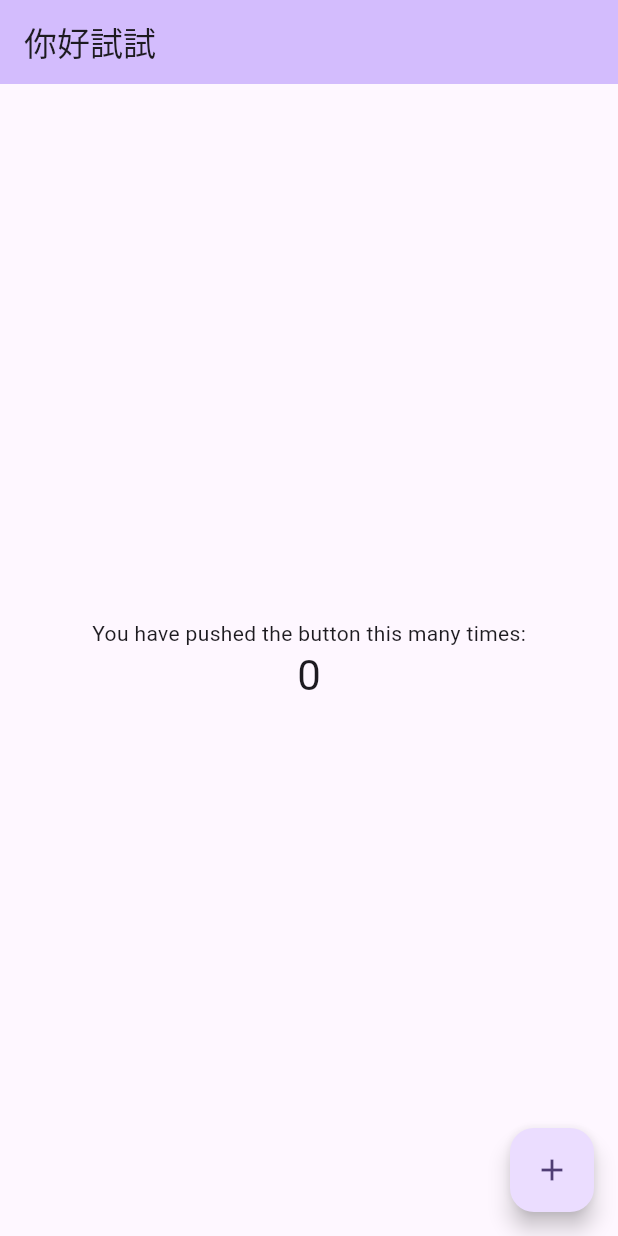
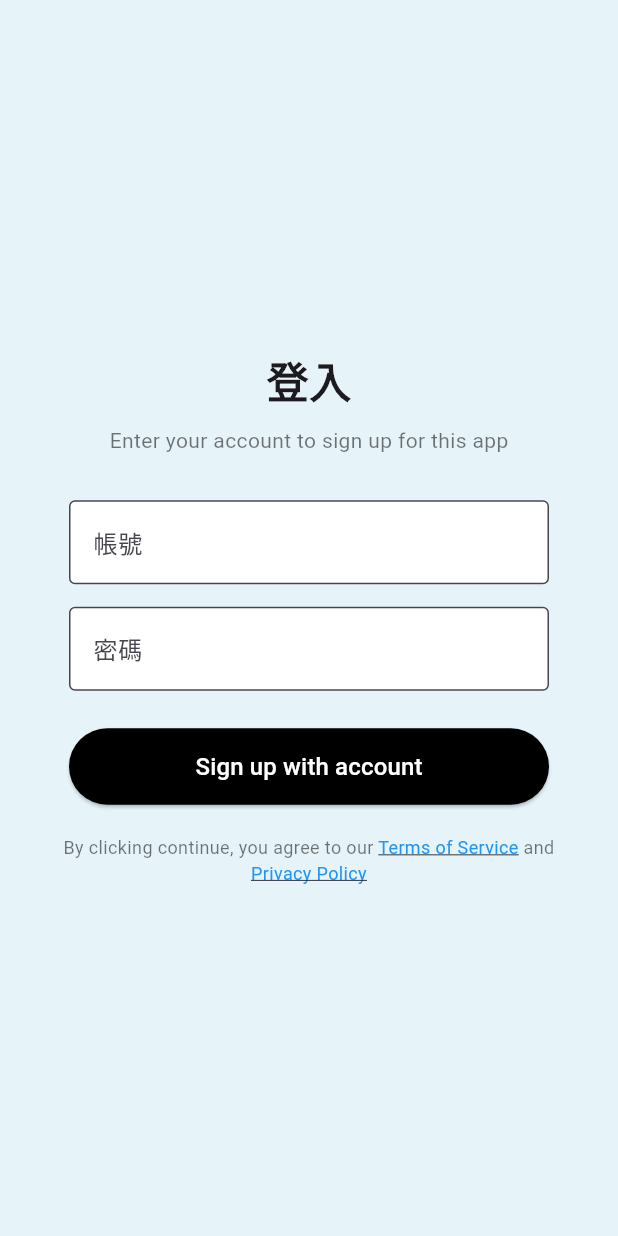
Before and after one commit to aihuaonce/chikawa_airport, a Flutter app: the screen it shows after launch, on a phone screen of 412 x 824 dp. Run offline on Flutter 3.47's test engine with Material 3 defaults, Android fonts, the phone set to English and light mode, and no system bars.

Commit message:
登入介面

```diff
--- /dev/null
+++ b/lib/login.dart
@@ -0,0 +1,111 @@
+import 'package:flutter/material.dart';
+
+class LoginPage extends StatelessWidget {
+  const LoginPage({super.key});
+
+  @override
+  Widget build(BuildContext context) {
+    return Scaffold(
+      backgroundColor: const Color(0xFFE6F4F9),
+      body: Center(
+        child: SingleChildScrollView(
+          // 保證小螢幕不會爆版
+          padding: const EdgeInsets.symmetric(horizontal: 40),
+          child: Column(
+            mainAxisAlignment: MainAxisAlignment.center,
+            crossAxisAlignment: CrossAxisAlignment.center,
+            children: [
+              const Text(
+                "登入",
+                style: TextStyle(fontSize: 28, fontWeight: FontWeight.bold),
+              ),
+              const SizedBox(height: 10),
+              const Text(
+                "Enter your account to sign up for this app",
+                style: TextStyle(fontSize: 14, color: Colors.black54),
+              ),
+              const SizedBox(height: 30),
+
+              Container(
+                width: 320,
+                child: const TextField(
+                  decoration: InputDecoration(
+                    labelText: "帳號",
+                    hintText: "account",
+                    border: OutlineInputBorder(),
+                    filled: true,
+                    fillColor: Colors.white,
+                  ),
+                ),
+              ),
+              const SizedBox(height: 15),
+
+              Container(
+                width: 320,
+                child: const TextField(
+                  obscureText: true,
+                  decoration: InputDecoration(
+                    labelText: "密碼",
+                    hintText: "password",
+                    border: OutlineInputBorder(),
+                    filled: true,
+                    fillColor: Colors.white,
+                  ),
+                ),
+              ),
+              const SizedBox(height: 25),
+
+              // 登入按鈕：將寬度調整為與輸入框相同
+              SizedBox(
+                width: 320, // 與輸入框寬度相同，視覺上更統一
+                child: ElevatedButton(
+                  style: ElevatedButton.styleFrom(
+                    backgroundColor: Colors.black,
+                    foregroundColor: Colors.white,
+                    padding: const EdgeInsets.symmetric(vertical: 14),
+                  ),
+                  onPressed: () {
+                    // TODO: 登入邏輯
+                  },
+                  child: const Text(
+                    "Sign up with account",
+                    style: TextStyle(fontSize: 16),
+                  ),
+                ),
+              ),
+              const SizedBox(height: 20),
+
+              // 條款說明
+              const Text.rich(
+                TextSpan(
+                  text: "By clicking continue, you agree to our ",
+                  style: TextStyle(fontSize: 12, color: Colors.black54),
+                  children: [
+                    TextSpan(
+                      text: "Terms of Service",
+                      style: TextStyle(
+                        fontSize: 12,
+                        color: Colors.blue,
+                        decoration: TextDecoration.underline,
+                      ),
+                    ),
+                    TextSpan(text: " and "),
+                    TextSpan(
+                      text: "Privacy Policy",
+                      style: TextStyle(
+                        fontSize: 12,
+                        color: Colors.blue,
+                        decoration: TextDecoration.underline,
+                      ),
+                    ),
+                  ],
+                ),
+                textAlign: TextAlign.center,
+              ),
+            ],
+          ),
+        ),
+      ),
+    );
+  }
+}
--- a/lib/main.dart
+++ b/lib/main.dart
@@ -1,122 +1,21 @@
 import 'package:flutter/material.dart';
+import 'login.dart'; // 你自己新增的登入頁面
 
 void main() {
-  runApp(const MyApp());
+  runApp(const MyApp()); // App 的進入點
 }
 
 class MyApp extends StatelessWidget {
   const MyApp({super.key});
 
-  // This widget is the root of your application.
   @override
   Widget build(BuildContext context) {
     return MaterialApp(
       title: 'Flutter Demo',
       theme: ThemeData(
-        // This is the theme of your application.
-        //
-        // TRY THIS: Try running your application with "flutter run". You'll see
-        // the application has a purple toolbar. Then, without quitting the app,
-        // try changing the seedColor in the colorScheme below to Colors.green
-        // and then invoke "hot reload" (save your changes or press the "hot
-        // reload" button in a Flutter-supported IDE, or press "r" if you used
-        // the command line to start the app).
-        //
-        // Notice that the counter didn't reset back to zero; the application
-        // state is not lost during the reload. To reset the state, use hot
-        // restart instead.
-        //
-        // This works for code too, not just values: Most code changes can be
-        // tested with just a hot reload.
         colorScheme: ColorScheme.fromSeed(seedColor: Colors.deepPurple),
       ),
-      home: const MyHomePage(title: '你好試試'),
+      home: const LoginPage(), // 設定第一個畫面 = 登入頁
     );
   }
 }
-
-class MyHomePage extends StatefulWidget {
-  const MyHomePage({super.key, required this.title});
-
-  // This widget is the home page of your application. It is stateful, meaning
-  // that it has a State object (defined below) that contains fields that affect
-  // how it looks.
-
-  // This class is the configuration for the state. It holds the values (in this
-  // case the title) provided by the parent (in this case the App widget) and
-  // used by the build method of the State. Fields in a Widget subclass are
-  // always marked "final".
-
-  final String title;
-
-  @override
-  State<MyHomePage> createState() => _MyHomePageState();
-}
-
-class _MyHomePageState extends State<MyHomePage> {
-  int _counter = 0;
-
-  void _incrementCounter() {
-    setState(() {
-      // This call to setState tells the Flutter framework that something has
-      // changed in this State, which causes it to rerun the build method below
-      // so that the display can reflect the updated values. If we changed
-      // _counter without calling setState(), then the build method would not be
-      // called again, and so nothing would appear to happen.
-      _counter++;
-    });
-  }
-
-  @override
-  Widget build(BuildContext context) {
-    // This method is rerun every time setState is called, for instance as done
-    // by the _incrementCounter method above.
-    //
-    // The Flutter framework has been optimized to make rerunning build methods
-    // fast, so that you can just rebuild anything that needs updating rather
-    // than having to individually change instances of widgets.
-    return Scaffold(
-      appBar: AppBar(
-        // TRY THIS: Try changing the color here to a specific color (to
-        // Colors.amber, perhaps?) and trigger a hot reload to see the AppBar
-        // change color while the other colors stay the same.
-        backgroundColor: Theme.of(context).colorScheme.inversePrimary,
-        // Here we take the value from the MyHomePage object that was created by
-        // the App.build method, and use it to set our appbar title.
-        title: Text(widget.title),
-      ),
-      body: Center(
-        // Center is a layout widget. It takes a single child and positions it
-        // in the middle of the parent.
-        child: Column(
-          // Column is also a layout widget. It takes a list of children and
-          // arranges them vertically. By default, it sizes itself to fit its
-          // children horizontally, and tries to be as tall as its parent.
-          //
-          // Column has various properties to control how it sizes itself and
-          // how it positions its children. Here we use mainAxisAlignment to
-          // center the children vertically; the main axis here is the vertical
-          // axis because Columns are vertical (the cross axis would be
-          // horizontal).
-          //
-          // TRY THIS: Invoke "debug painting" (choose the "Toggle Debug Paint"
-          // action in the IDE, or press "p" in the console), to see the
-          // wireframe for each widget.
-          mainAxisAlignment: MainAxisAlignment.center,
-          children: <Widget>[
-            const Text('You have pushed the button this many times:'),
-            Text(
-              '$_counter',
-              style: Theme.of(context).textTheme.headlineMedium,
-            ),
-          ],
-        ),
-      ),
-      floatingActionButton: FloatingActionButton(
-        onPressed: _incrementCounter,
-        tooltip: 'Increment',
-        child: const Icon(Icons.add),
-      ), // This trailing comma makes auto-formatting nicer for build methods.
-    );
-  }
-}
```
